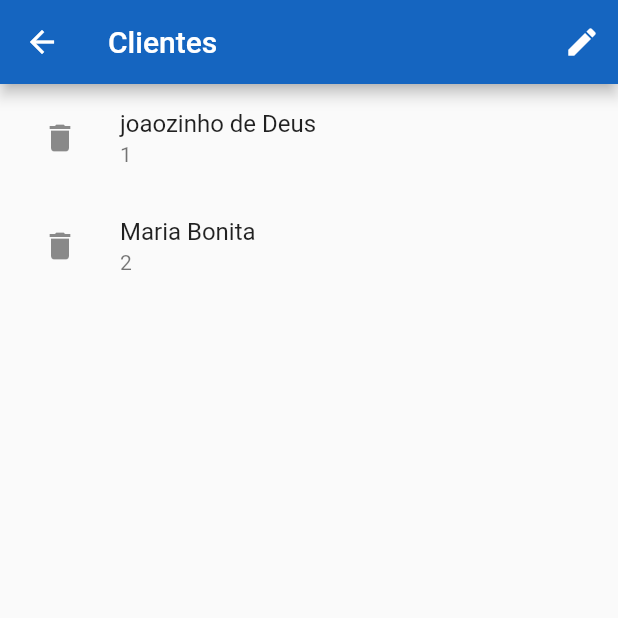
After one commit to Bortolinf/boilerplate, a Flutter app: the ClientesPage screen opened directly, after a tap on the "delete" icon, on a phone screen of 412 x 824 dp, the top half of it. The commit adds this screen. Run offline on Flutter 3.47's test engine with Material 2 defaults, Android fonts, the phone set to English and light mode, and no system bars; our stand-ins replace cloud_firestore, firebase_auth, moor_flutter; accounts and stored records are empty; generated files the repository leaves out were written again; statements that could not run were skipped.

Commit message:
BoilerPlate- login firebase c/provider + menu

```diff
--- a/lib/src/db/my_database.dart
+++ b/lib/src/db/my_database.dart
@@ -13,9 +13,7 @@ class Clientes extends Table {
 
 }
 
-
-// o Jacob fez algumas alteracoes aqui nesta classe para que ela fique
-// em singleton
+// o Jacob fez algumas alteracoes aqui nesta classe para que ela fique em singleton
 @UseMoor(tables: [Produtos, Clientes])
 class MyDatabase extends _$MyDatabase {
 
@@ -28,13 +26,39 @@ class MyDatabase extends _$MyDatabase {
     return select(produtos).get();
   }
 
-  // construtores p/retornar dados
-  Future getAllClientes(){
-    return select(clientes).get();
+  // construtores p/retornar dados - estatico
+  //Future getAllClientes(){
+  //  return select(clientes).get();
+  //}
+ // construtores p/retornar dados - reativo
+  Stream getAllClientes(){
+    return select(clientes).watch();
+  }
+
+  // inclusao de registro
+  Future addCliente(Cliente cliente){
+    return into(clientes).insert(cliente);
+  }
+
+  Future updateCliente(Cliente cliente) {
+    return update(clientes).replace(cliente);
+  }
+
+  // exclusao de dados
+  Future deleteCliente(id) {
+    // METODO 1
+    // return (delete(clientes)..where((cliente) => cliente._id.equals(id))).go();
+    // METODO 2
+    var query = delete(clientes);
+    query.where((cliente) => cliente._id.equals(id));
+    return query.go();
   }
 
 
 
+
+  //
+
   @override
   int get schemaVersion => 1;
 }
--- /dev/null
+++ b/lib/src/screens/clientes_page.dart
@@ -0,0 +1,59 @@
+import 'package:flutter/material.dart';
+import 'package:prodesys_mobi/src/db/my_database.dart';
+
+class ClientesPage extends StatelessWidget {
+  @override
+  Widget build(BuildContext context) {
+
+    // temporario para testar registros
+    MyDatabase.instance.addCliente(Cliente(id: 1, nome: "joaozinho de Deus"));
+    MyDatabase.instance.addCliente(Cliente(id: 2, nome: "Maria Bonita"));
+
+
+    return Scaffold(
+      appBar: AppBar(
+        title: Text("Clientes") ,
+        actions: <Widget>[
+          IconButton(icon: Icon(Icons.edit), onPressed: (){
+            // teste de update
+            MyDatabase.instance.updateCliente((Cliente(id: 1, nome: "joaozinho Troca Nome")));
+          },)
+        ],
+        ),
+        body: _body(context),
+    );
+  }
+
+_body(context) {
+  return StreamBuilder<List<Cliente>>(
+    initialData: [],
+    stream: MyDatabase.instance.getAllClientes(),
+    builder: (context, snapshot) {
+      if(!snapshot.hasData)
+      return Center(
+        child: CircularProgressIndicator(),
+      );
+      else if(snapshot.data.length == 0)
+      return Center(
+        child: Text("Nenhum cliente Cadastrado"),
+         );
+      else
+       return
+       ListView.builder(
+        itemCount: snapshot.data.length,
+        itemBuilder: (context, index){
+          Cliente cli = snapshot.data[index];
+          return ListTile(
+            title: Text(cli.nome),
+            subtitle: Text(cli.id.toString()),
+            leading: IconButton(icon: Icon(Icons.delete),onPressed: (){
+              MyDatabase.instance.deleteCliente(cli.id);
+            },),
+          );
+        },
+      );
+    }
+  ,);
+}
+
+} // fim de tudo
--- a/lib/src/screens/home_screen.dart
+++ b/lib/src/screens/home_screen.dart
@@ -1,11 +1,14 @@
 import 'package:flutter/material.dart';
 import 'package:prodesys_mobi/src/domain/singleton.dart';
+import 'package:prodesys_mobi/src/utils/nav.dart';
 //import 'package:prodesys_mobi/pages/clientes_page.dart';
 //import 'package:prodesys_mobi/pages/produtos_page.dart';
 //import 'package:prodesys_mobi/pages/programacao_page.dart';
 //import 'package:prodesys_mobi/pages/relatorios_page.dart';
 import 'package:prodesys_mobi/src/widgets/custom_drawer.dart';
 import 'package:prodesys_mobi/src/widgets/menu_button.dart';
+
+import 'clientes_page.dart';
 
 
 const Color _kFlutterBlue = Color(0xFF003D75);
@@ -44,7 +47,7 @@ class HomePage extends StatelessWidget {
 
   _body2(context) {
     List<ItemMenu> menuItens = [
-     // ItemMenu("Meus Clientes", Icon(Icons.people, size: 50.0, color: _kFlutterBlue,), onClickClientes),
+      ItemMenu("Meus Clientes", Icon(Icons.people, size: 50.0, color: _kFlutterBlue,), onClickClientes),
       ItemMenu("Produtos", Icon(Icons.shopping_basket, size: 50.0, color: _kFlutterBlue,), onClickProdutos),
     //  ItemMenu("Programação", Icon(Icons.date_range, size: 50.0, color: _kFlutterBlue,), onClickProgramacao),
     //  ItemMenu("Finanças", Icon(Icons.monetization_on, size: 50.0, color: _kFlutterBlue,) ,onClickFinancas),
@@ -91,6 +94,11 @@ _itemView(context, List<ItemMenu> menuItens, int index) {
   }
 
 
+  void onClickClientes(BuildContext context) async {
+    String s = await push(context, ClientesPage());
+   // print(">> $s");
+  }
+
 
 
 } // fim de tudo
--- a/pubspec.yaml
+++ b/pubspec.yaml
@@ -28,7 +28,7 @@ dependencies:
   cloud_firestore: ^0.12.9+4
   firebase_storage: ^3.0.6
   moor_flutter: ^2.0.0
-  provider: ^2.0.1+1
+  provider: ^3.1.0
 
 
 dev_dependencies:
```
Also changed, not shown: pubspec.lock.
